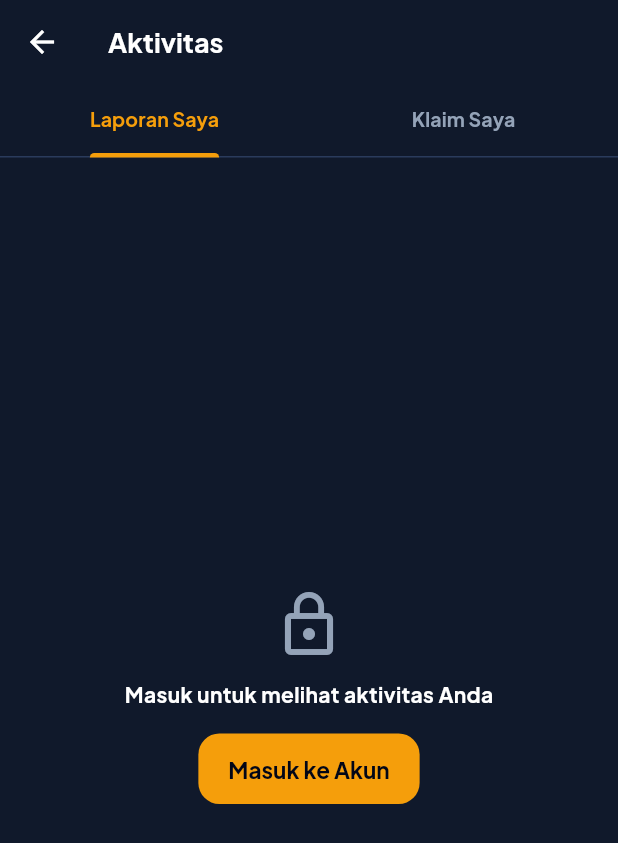
After one commit to MunnaK17/findit-mobile, a Flutter app: the ActivityView screen opened directly, on a phone screen of 412 x 824 dp. The commit adds this screen. Shown: the top 843 px of the screen. Run offline on Flutter 3.47's test engine with Material 3 defaults, Android fonts, the phone set to English and light mode, and no system bars; our stand-ins replace google_fonts, image_picker, shared_preferences; accounts and stored records are empty; network calls fail.

Commit message:
feat(mobile): replace Klaim Saya tab with Aktivitas (laporan + klaim)

```diff
--- /dev/null
+++ b/lib/views/activity/activity_view.dart
@@ -0,0 +1,248 @@
+import 'package:flutter/material.dart';
+import '../../core/constants/colors.dart';
+import '../../models/report_model.dart';
+import '../../services/auth_service.dart';
+import '../../services/report_service.dart';
+import '../auth/login_view.dart';
+import '../claims/my_claims_view.dart';
+import '../reports/report_detail_view.dart';
+
+/// Halaman Aktivitas: gabungan Laporan Saya dan Klaim Saya.
+class ActivityView extends StatelessWidget {
+  const ActivityView({super.key});
+
+  @override
+  Widget build(BuildContext context) {
+    return DefaultTabController(
+      length: 2,
+      child: Scaffold(
+        backgroundColor: AppColors.appDark,
+        appBar: AppBar(
+          backgroundColor: AppColors.appDark,
+          elevation: 0,
+          title: const Text('Aktivitas'),
+          bottom: const TabBar(
+            indicatorColor: AppColors.accentAmber,
+            indicatorWeight: 3,
+            labelColor: AppColors.accentAmber,
+            unselectedLabelColor: AppColors.slate400,
+            dividerColor: AppColors.cardBorder,
+            labelStyle: TextStyle(fontWeight: FontWeight.w700, fontSize: 13),
+            tabs: [
+              Tab(text: 'Laporan Saya'),
+              Tab(text: 'Klaim Saya'),
+            ],
+          ),
+        ),
+        body: const TabBarView(
+          children: [
+            _MyReportsTab(),
+            MyClaimsView(embedded: true),
+          ],
+        ),
+      ),
+    );
+  }
+}
+
+class _MyReportsTab extends StatefulWidget {
+  const _MyReportsTab();
+
+  @override
+  State<_MyReportsTab> createState() => _MyReportsTabState();
+}
+
+class _MyReportsTabState extends State<_MyReportsTab>
+    with AutomaticKeepAliveClientMixin {
+  List<ReportModel> _reports = [];
+  bool _isLoading = true;
+  bool _loggedIn = true;
+
+  @override
+  bool get wantKeepAlive => true;
+
+  @override
+  void initState() {
+    super.initState();
+    _load();
+  }
+
+  Future<void> _load() async {
+    setState(() => _isLoading = true);
+    final user = await AuthService.getCurrentUser();
+    final reports = user == null ? <ReportModel>[] : await ReportService.getMyReports();
+    if (!mounted) return;
+    setState(() {
+      _loggedIn = user != null;
+      _reports = reports;
+      _isLoading = false;
+    });
+  }
+
+  Color _statusColor(String s) {
+    switch (s) {
+      case 'approved':
+        return AppColors.success;
+      case 'rejected':
+        return AppColors.danger;
+      case 'completed':
+        return AppColors.accentBlue;
+      default:
+        return AppColors.warning;
+    }
+  }
+
+  String _statusLabel(String s) {
+    switch (s) {
+      case 'approved':
+        return 'Disetujui';
+      case 'rejected':
+        return 'Ditolak';
+      case 'completed':
+        return 'Selesai';
+      default:
+        return 'Menunggu';
+    }
+  }
+
+  @override
+  Widget build(BuildContext context) {
+    super.build(context);
+
+    if (_isLoading) {
+      return const Center(child: CircularProgressIndicator(color: AppColors.accentAmber));
+    }
+
+    if (!_loggedIn) {
+      return Center(
+        child: Padding(
+          padding: const EdgeInsets.all(32),
+          child: Column(
+            mainAxisSize: MainAxisSize.min,
+            children: [
+              const Icon(Icons.lock_outline, size: 48, color: AppColors.slate400),
+              const SizedBox(height: 12),
+              const Text(
+                'Masuk untuk melihat aktivitas Anda',
+                style: TextStyle(color: Colors.white, fontWeight: FontWeight.bold),
+              ),
+              const SizedBox(height: 16),
+              ElevatedButton(
+                onPressed: () => Navigator.pushReplacement(
+                  context,
+                  MaterialPageRoute(builder: (_) => const LoginView()),
+                ),
+                child: const Text('Masuk ke Akun'),
+              ),
+            ],
+          ),
+        ),
+      );
+    }
+
+    return RefreshIndicator(
+      onRefresh: _load,
+      color: AppColors.accentAmber,
+      backgroundColor: AppColors.cardBg,
+      child: _reports.isEmpty
+          ? ListView(
+              padding: const EdgeInsets.all(40),
+              children: const [
+                SizedBox(height: 80),
+                Icon(Icons.inventory_2_outlined, size: 56, color: AppColors.slate400),
+                SizedBox(height: 16),
+                Center(
+                  child: Text(
+                    'Belum Ada Laporan',
+                    style: TextStyle(fontSize: 16, fontWeight: FontWeight.bold, color: Colors.white),
+                  ),
+                ),
+                SizedBox(height: 8),
+                Center(
+                  child: Text(
+                    'Laporan barang hilang atau temuan yang Anda buat akan muncul di sini.',
+                    textAlign: TextAlign.center,
+                    style: TextStyle(color: AppColors.slate400, fontSize: 13, height: 1.4),
+                  ),
+                ),
+              ],
+            )
+          : ListView.separated(
+              padding: const EdgeInsets.fromLTRB(20, 16, 20, 100),
+              itemCount: _reports.length,
+              separatorBuilder: (_, __) => const SizedBox(height: 12),
+              itemBuilder: (context, i) {
+                final r = _reports[i];
+                final color = r.isHilang ? AppColors.accentAmber : AppColors.accentBlue;
+                final sc = _statusColor(r.status);
+                return InkWell(
+                  borderRadius: BorderRadius.circular(18),
+                  onTap: () async {
+                    await Navigator.push(
+                      context,
+                      MaterialPageRoute(builder: (_) => ReportDetailView(report: r)),
+                    );
+                    _load();
+                  },
+                  child: Container(
+                    padding: const EdgeInsets.all(14),
+                    decoration: BoxDecoration(
+                      color: AppColors.cardBg,
+                      borderRadius: BorderRadius.circular(18),
+                      border: Border.all(color: AppColors.cardBorder),
+                    ),
+                    child: Row(
+                      children: [
+                        CircleAvatar(
+                          backgroundColor: color.withValues(alpha: 0.15),
+                          child: Icon(
+                            r.isHilang ? Icons.warning_amber_rounded : Icons.search_rounded,
+                            color: color,
+                            size: 20,
+                          ),
+                        ),
+                        const SizedBox(width: 14),
+                        Expanded(
+                          child: Column(
+                            crossAxisAlignment: CrossAxisAlignment.start,
+                            children: [
+                              Text(
+                                r.namaBarang,
+                                maxLines: 1,
+                                overflow: TextOverflow.ellipsis,
+                                style: const TextStyle(
+                                  fontWeight: FontWeight.bold,
+                                  fontSize: 14,
+                                  color: Colors.white,
+                                ),
+                              ),
+                              const SizedBox(height: 4),
+                              Text(
+                                "${r.isHilang ? 'Hilang' : 'Temuan'} • ${r.campus?.namaKampus.replaceAll('UBSI Kampus ', '') ?? r.lokasi}",
+                                maxLines: 1,
+                                overflow: TextOverflow.ellipsis,
+                                style: const TextStyle(fontSize: 12, color: AppColors.slate400),
+                              ),
+                            ],
+                          ),
+                        ),
+                        Container(
+                          padding: const EdgeInsets.symmetric(horizontal: 10, vertical: 4),
+                          decoration: BoxDecoration(
+                            color: sc.withValues(alpha: 0.15),
+                            borderRadius: BorderRadius.circular(8),
+                          ),
+                          child: Text(
+                            _statusLabel(r.status),
+                            style: TextStyle(fontSize: 11, fontWeight: FontWeight.bold, color: sc),
+                          ),
+                        ),
+                      ],
+                    ),
+                  ),
+                );
+              },
+            ),
+    );
+  }
+}
```
Also changed, not shown: lib/views/claims/my_claims_view.dart (+10 -6 lines), lib/views/main_navigation_view.dart (+4 -4 lines).
